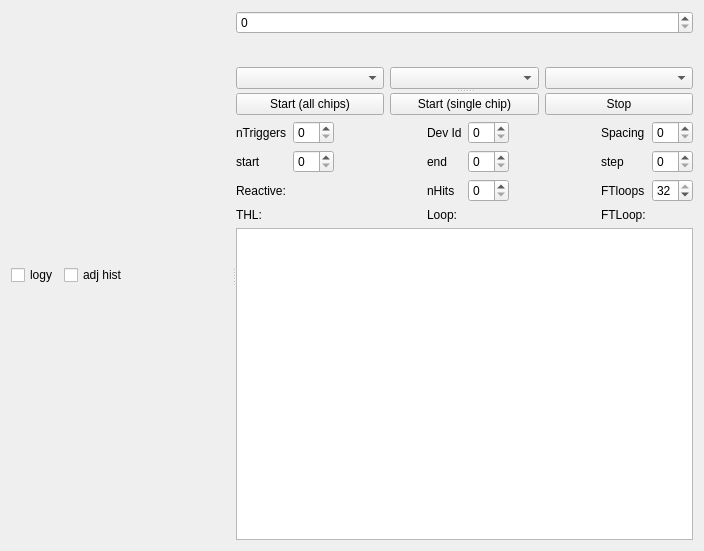
Above: SpidrMpx3Eq/qcstmequalization.ui from navrit/dexter before the change. Below: the same form after it.
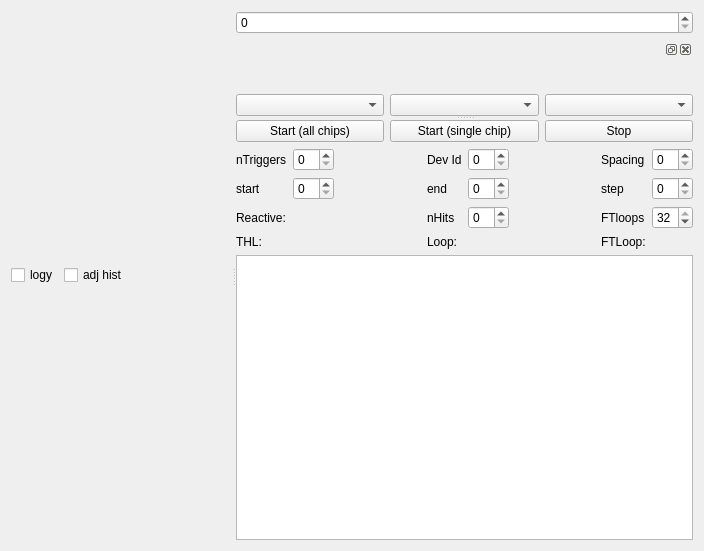
That is the form after the change. Custom widgets are drawn as their Qt base class.

Commit message: Failed dockWidget attempts

Patch:
```diff
--- a/SpidrMpx3Eq/qcstmequalization.ui
+++ b/SpidrMpx3Eq/qcstmequalization.ui
@@ -65,7 +65,7 @@
        <enum>Qt::Vertical</enum>
       </property>
       <widget class="QWidget" name="layoutWidget">
-       <layout class="QVBoxLayout" name="verticalLayout_2" stretch="0,1,0">
+       <layout class="QVBoxLayout" name="verticalLayout_2" stretch="0,0,1,0">
         <item>
          <widget class="QSpinBox" name="frameSpinner">
           <property name="maximum">
@@ -73,6 +73,11 @@
           </property>
          </widget>
         </item>
+        <item>
+         <widget class="QDockWidget" name="dockWidget">
+          <widget class="QWidget" name="dockWidgetContents"/>
+         </widget>
+        </item>
         <item>
          <widget class="QCstmPlotHeatmap" name="_intermediatePlot" native="true"/>
         </item>
```
The commit also changes 1 other file.
